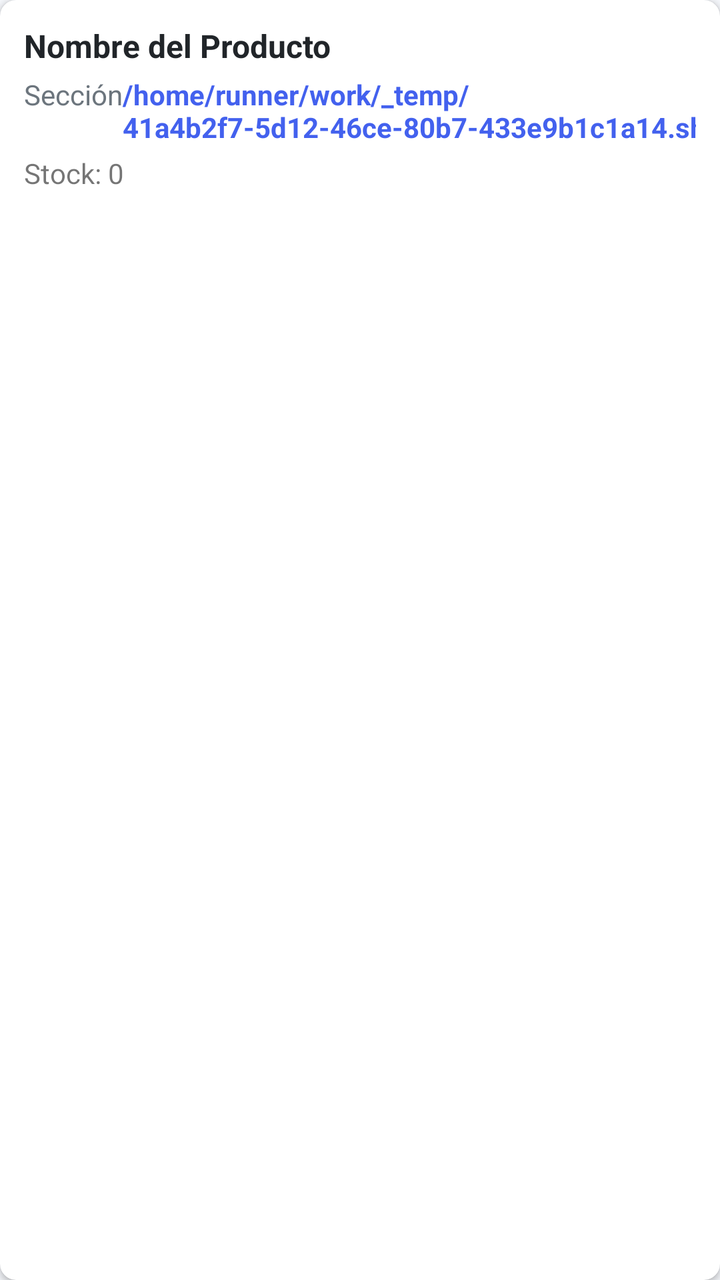
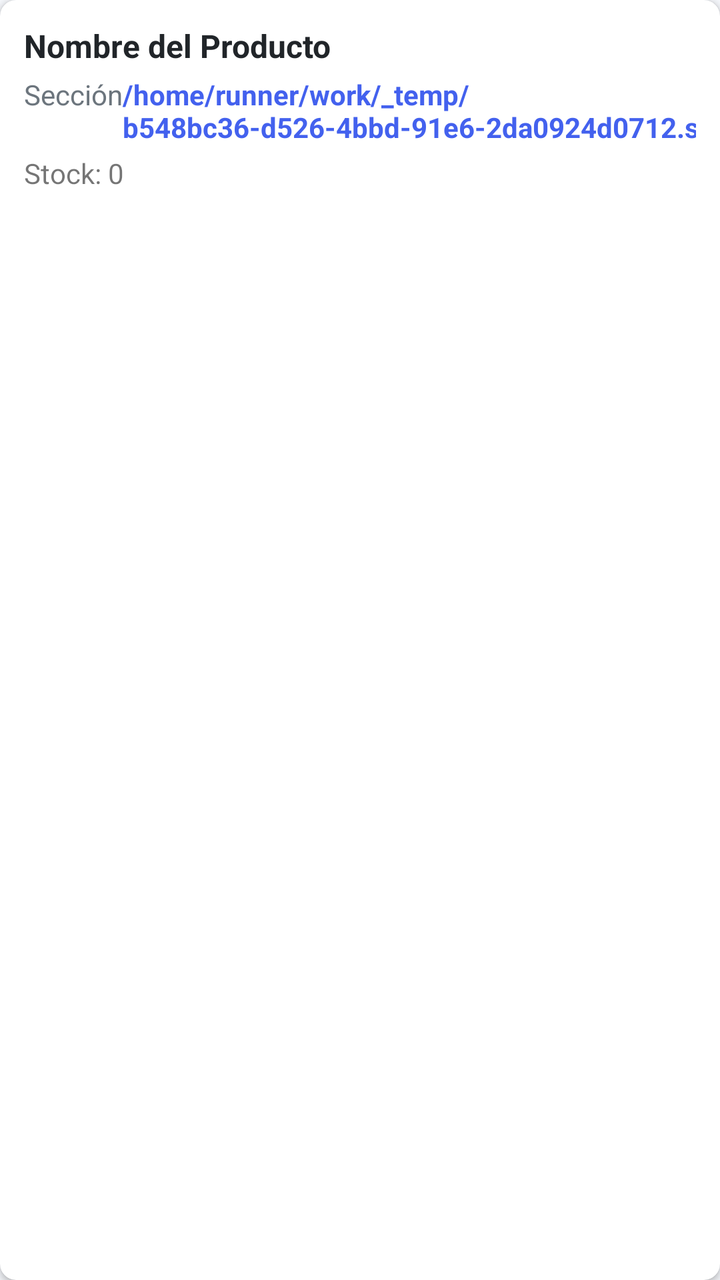

Before-and-after screenshots of an Android layout around one commit, followed by the original layout XML and the change that was made.
<!-- AndroidManifest.xml: application theme Theme.OmniVentas -->
<!-- res/layout/item_producto.xml -->
<?xml version="1.0" encoding="utf-8"?>
<androidx.cardview.widget.CardView xmlns:android="http://schemas.android.com/apk/res/android"
    xmlns:app="http://schemas.android.com/apk/res-auto"
    android:layout_width="match_parent"
    android:layout_height="wrap_content"
    android:layout_marginBottom="8dp"
    app:cardCornerRadius="8dp"
    app:cardElevation="2dp">
    <LinearLayout
        android:layout_width="match_parent"
        android:layout_height="wrap_content"
        android:orientation="vertical"
        android:padding="12dp">
        <TextView
            android:id="@+id/tv_nombre"
            android:layout_width="match_parent"
            android:layout_height="wrap_content"
            android:text="Nombre del Producto"
            android:textSize="16sp"
            android:textStyle="bold"
            android:textColor="@color/dark" />
        <LinearLayout
            android:layout_width="match_parent"
            android:layout_height="wrap_content"
            android:orientation="horizontal"
            android:layout_marginTop="4dp">
            <TextView
                android:id="@+id/tv_seccion"
                android:layout_width="0dp"
                android:layout_height="wrap_content"
                android:layout_weight="1"
                android:text="Sección"
                android:textSize="14sp"
                android:textColor="@color/gray" />
            <TextView
                android:id="@+id/tv_precio"
                android:layout_width="wrap_content"
                android:layout_height="wrap_content"
                android:text="/home/runner/work/_temp/41a4b2f7-5d12-46ce-80b7-433e9b1c1a14.sh.00"
                android:textSize="14sp"
                android:textColor="@color/primary"
                android:textStyle="bold" />
        </LinearLayout>
        <TextView
            android:id="@+id/tv_stock"
            android:layout_width="wrap_content"
            android:layout_height="wrap_content"
            android:text="Stock: 0"
            android:textSize="14sp"
            android:layout_marginTop="4dp" />
    </LinearLayout>
</androidx.cardview.widget.CardView>
<!-- resources referenced by this layout -->
<resources>
  <color name="dark">#212529</color>
  <color name="gray">#6C757D</color>
  <color name="primary">#4361EE</color>
  <style name="Theme.OmniVentas" parent="Theme.MaterialComponents.DayNight.NoActionBar">
          <item name="colorPrimary">@color/primary</item>
          <item name="colorPrimaryVariant">@color/primary_dark</item>
          <item name="colorOnPrimary">@color/white</item>
          <item name="colorSecondary">@color/secondary</item>
          <item name="colorOnSecondary">@color/white</item>
          <item name="android:statusBarColor">@color/primary</item>
          <item name="android:windowBackground">@color/light_gray</item>
      </style>
  <color name="primary_dark">#3A56D4</color>
  <color name="white">#FFFFFF</color>
  <color name="secondary">#3F37C9</color>
  <color name="light_gray">#F5F7FB</color>
</resources>

<!-- the commit's change to res/layout/item_producto.xml (unified diff, before → after) -->
@@ -36,7 +36,7 @@
                 android:id="@+id/tv_precio"
                 android:layout_width="wrap_content"
                 android:layout_height="wrap_content"
-                android:text="/home/runner/work/_temp/41a4b2f7-5d12-46ce-80b7-433e9b1c1a14.sh.00"
+                android:text="/home/runner/work/_temp/b548bc36-d526-4bbd-91e6-2da0924d0712.sh.00"
                 android:textSize="14sp"
                 android:textColor="@color/primary"
                 android:textStyle="bold" />
